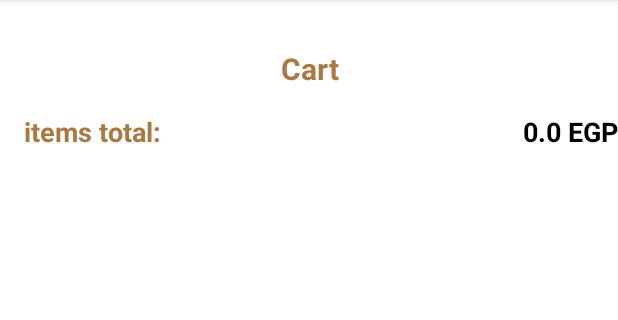
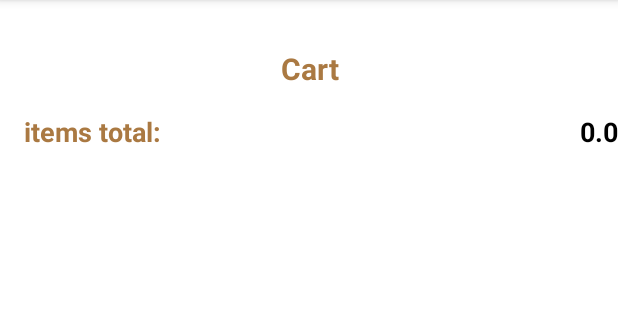
Before and after one commit to Ibrahim-Adel-20190008/CoffeeApp, an Android app: the CartActivity screen opened directly, with no data from a screen before it, on a phone screen of 412 x 824 dp, the part 84-404 px from its top. Run offline under Robolectric (Android 15) with nearby library versions, the phone set to English and light mode, and no system bars; pictures from the network do not load.

Commit message:
finished CartActivity implementation

```diff
--- a/app/src/main/java/com/example/finalproject/CartActivity.kt
+++ b/app/src/main/java/com/example/finalproject/CartActivity.kt
@@ -4,6 +4,10 @@ import android.content.Intent
 import androidx.appcompat.app.AppCompatActivity
 import android.os.Bundle
 import android.view.MenuItem
+import android.widget.TextView
+import androidx.recyclerview.widget.RecyclerView
+import androidx.recyclerview.widget.StaggeredGridLayoutManager
+import com.example.finalproject.sharedpref.SharedList
 import com.google.android.material.bottomnavigation.BottomNavigationView
 
 class CartActivity : AppCompatActivity(), BottomNavigationView.OnNavigationItemSelectedListener {
@@ -14,6 +18,24 @@ class CartActivity : AppCompatActivity(), BottomNavigationView.OnNavigationItemS
         val bottomNavigationView = findViewById<BottomNavigationView>(R.id.bottom_nav)
         bottomNavigationView.selectedItemId = R.id.ic_cart
         bottomNavigationView.setOnNavigationItemSelectedListener(this)
+        val layoutManager = StaggeredGridLayoutManager(1, RecyclerView.VERTICAL)
+        var cartTotalPrice = findViewById<TextView>(R.id.tv_totalPrice)
+        cartTotalPrice.text = calculateCartTotal().toString()
+        cartAdapter = CartAdapter(SharedList.getAllItems())
+
+
+        val rvCart: RecyclerView = findViewById(R.id.rv_cart)
+
+        rvCart.layoutManager = layoutManager
+        rvCart.adapter = cartAdapter
+    }
+
+    fun calculateCartTotal(): Double{
+        var totalCount = 0.0
+        for (item in SharedList.getAllItems()!!){
+            totalCount+= item.totalPrice!!
+        }
+        return totalCount
     }
 
     override fun onNavigationItemSelected(item: MenuItem): Boolean {
--- a/app/src/main/res/layout/activity_cart.xml
+++ b/app/src/main/res/layout/activity_cart.xml
@@ -11,6 +11,7 @@
       android:layout_height="match_parent">
 
     <LinearLayout
+        android:id="@+id/Linear"
         android:layout_width="match_parent"
         android:layout_height="wrap_content"
         android:orientation="vertical" >
@@ -56,7 +57,7 @@
             android:layout_width="wrap_content"
             android:layout_height="wrap_content"
 
-            android:text="0.0 EGP"
+            android:text="0.0"
             android:textColor="@color/black"
             android:textStyle="bold"
             android:textSize="18sp"
@@ -70,7 +71,8 @@
   <FrameLayout
       android:id="@+id/fl_wrapper"
       android:layout_width="match_parent"
-      android:layout_height="match_parent" />
+      android:layout_height="match_parent"
+      />
 
   <com.google.android.material.bottomnavigation.BottomNavigationView
       android:id="@+id/bottom_nav"
```
Also changed, not shown: app/src/main/java/com/example/finalproject/CartAdapter.kt (+11 -9 lines), app/src/main/java/com/example/finalproject/dataclasses/CoffeeItemTrial.kt (deleted, +0 -9 lines).
